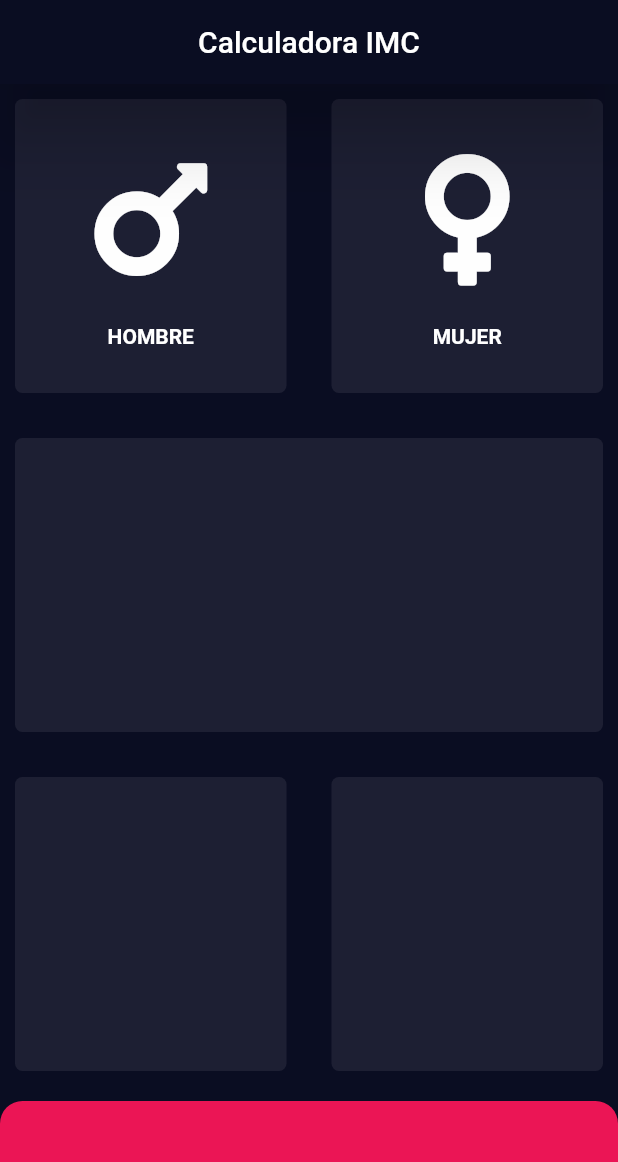
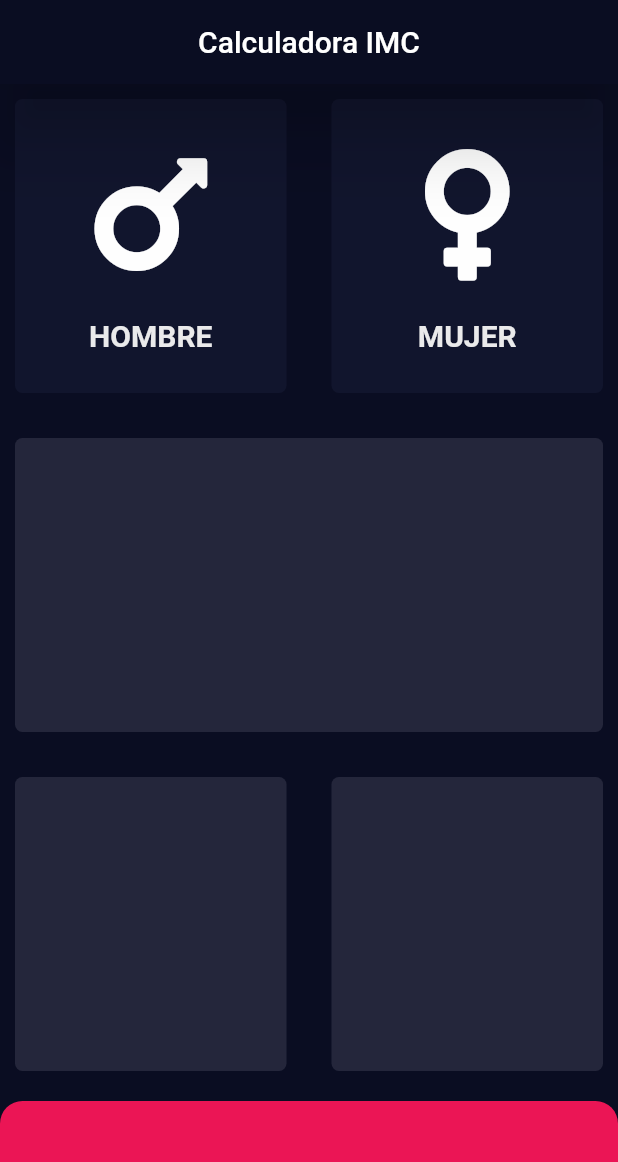
Before and after one commit to AlexMolina08/Calculadora_IMC, a Flutter app: the screen it shows after launch, on a phone screen of 412 x 824 dp. Shown: the top 1162 px of the screen. Run offline on Flutter 3.47's test engine with Material 2 defaults, Android fonts, the phone set to English and light mode, and no system bars; our stand-ins replace font_awesome_flutter.

Commit message:
Gesture detector y funcionalidad onTap añadida a las inputCards de género

```diff
--- a/lib/customWidgets/icon_with_text.dart
+++ b/lib/customWidgets/icon_with_text.dart
@@ -1,5 +1,11 @@
 import 'package:flutter/material.dart';
-import 'package:font_awesome_flutter/font_awesome_flutter.dart';
+
+const double iconSize = 100.0;
+const Color iconColor = Color(0xFFFEFEFE);
+const TextStyle iconTextStyle = TextStyle(
+    fontSize: 20.0,
+    color: Color(0xffEAEAEB)
+  );
 
 class IconWithText extends StatelessWidget {
   final String text;
@@ -14,16 +20,16 @@ class IconWithText extends StatelessWidget {
       children: <Widget>[
         Icon(
             icon,
-            size: 100.0,
-            color: Color(0xFFFEFEFE)
+            size: iconSize,
+            color: iconColor
         ),
         SizedBox(
           height: 20.0,
         ),
         Text(
           text,
-          style: TextStyle(
-          ),)
+          style: iconTextStyle,
+        )
       ],
     );
   }
--- a/lib/screens/input_page.dart
+++ b/lib/screens/input_page.dart
@@ -1,11 +1,12 @@
-import 'package:calculadora_imc/customWidgets/icon_with_text.dart';
 import 'package:flutter/material.dart';
 import 'package:calculadora_imc/customWidgets/input_card.dart';
 import 'package:font_awesome_flutter/font_awesome_flutter.dart';
+import 'package:calculadora_imc/customWidgets/icon_with_text.dart';
 
 const calculateButtonHeight = 90.0;
 const calculateButtonColor = Color(0xFFEB1555);
-const inputCardColor = Color(0xFF1D1F33);
+const inputCardColor = Color(0xFF24263B);
+const unselectedCardColor = Color(0xFF11152d);
 
 class InputPage extends StatefulWidget {
   @override
@@ -13,6 +14,34 @@ class InputPage extends StatefulWidget {
 }
 
 class _InputPageState extends State<InputPage> {
+  Color manCardColor = unselectedCardColor;
+  Color womenCardColor = unselectedCardColor;
+
+  //1 = hombre , 2 = mujer
+  void updateColor(int gender) {
+    switch(gender) {
+      case 1:
+        {
+          if (manCardColor == unselectedCardColor) {
+            manCardColor = inputCardColor;
+            if (womenCardColor == inputCardColor) womenCardColor = unselectedCardColor;
+          } else {
+            manCardColor = unselectedCardColor;
+          }
+        }
+        break;
+      case 2:
+        {
+          if (womenCardColor == unselectedCardColor) {
+            womenCardColor = inputCardColor;
+            if (manCardColor == inputCardColor) manCardColor = unselectedCardColor;
+          } else {
+            womenCardColor = unselectedCardColor;
+          }
+        }
+    }
+  }
+
   @override
   Widget build(BuildContext context) {
     return Scaffold(
@@ -31,27 +60,38 @@ class _InputPageState extends State<InputPage> {
                 flex: 5,
                 child: Row(
                   children: [
+                    //HOMBRE
                     Expanded(
                       flex: 5,
+                      child: GestureDetector(
+                        onTap: (){
+                          setState(() => updateColor(1));
+                        },
                         child: InputCard(
-                        color: inputCardColor,
+                          color: manCardColor,
                           child: IconWithText(
                             icon: FontAwesomeIcons.mars,
                             text: 'HOMBRE',
                           ),
                         ),
                       ),
+                    ),
                     SizedBox(
                       width: 10.0,
                     ),
+                    //MUJER
                     Expanded(
                       flex: 5,
+                      child: GestureDetector(
+                        onTap: (){
+                          setState( () => updateColor(2));
+                        },
                         child: InputCard(
-                        color: inputCardColor,
+                            color: womenCardColor,
                             child: IconWithText(
                               icon: FontAwesomeIcons.venus,
                               text: 'MUJER',
-                        )
+                            )),
                       ),
                     )
                   ],
@@ -82,8 +122,8 @@ class _InputPageState extends State<InputPage> {
                 margin: EdgeInsets.only(top: 10.0),
                 decoration: BoxDecoration(
                     color: calculateButtonColor,
-                  borderRadius: BorderRadius.vertical(top:  Radius.circular(15.0))
-                ),
+                    borderRadius:
+                        BorderRadius.vertical(top: Radius.circular(15.0))),
               ),
             ],
           ),
```
Lines whose indentation alone changed are shown as unchanged.
